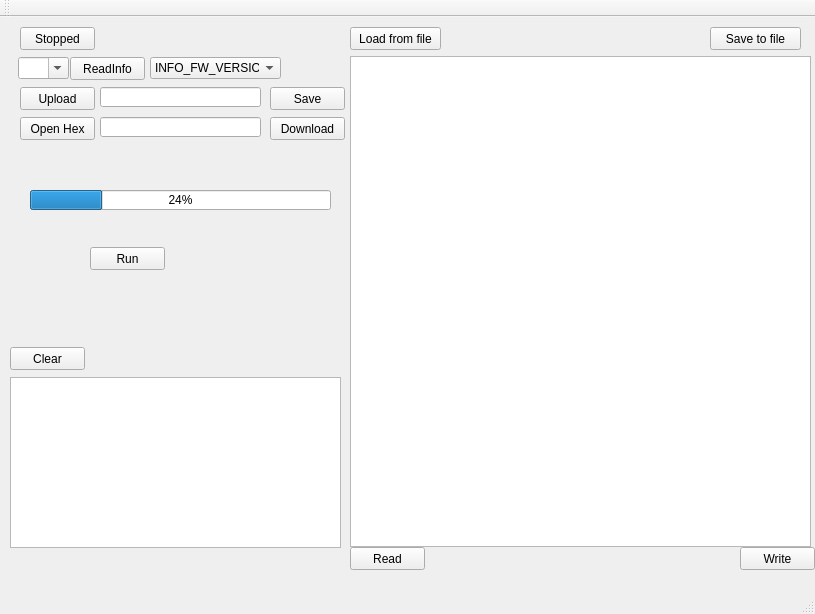
Old version of the form Host-qt/mainwindow.ui in the repository longhao666/2018033002bootloader.
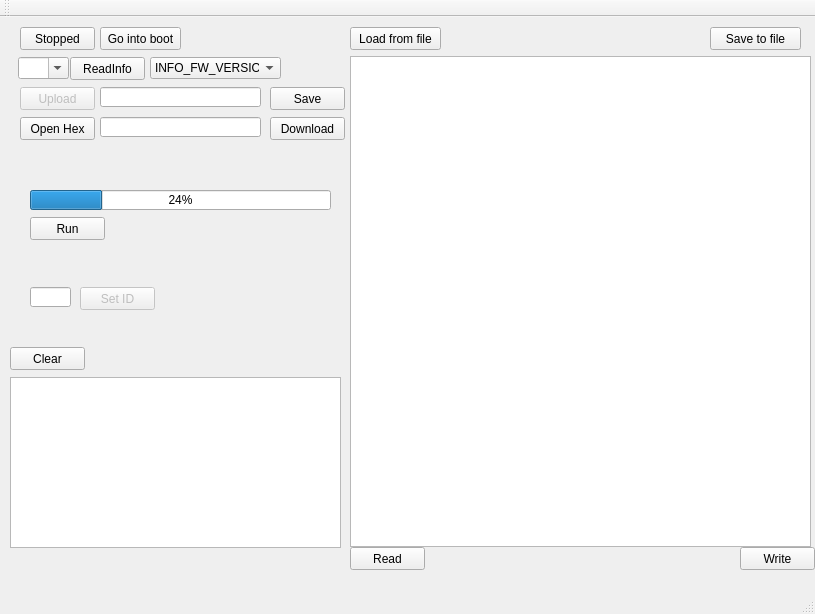
New version of the form.

Commit message: 增加 bootloader软件进入boot模式按键

Patch:
```diff
--- a/Host-qt/mainwindow.ui
+++ b/Host-qt/mainwindow.ui
@@ -77,6 +77,9 @@
     </property>
    </widget>
    <widget class="QPushButton" name="pBUpload">
+    <property name="enabled">
+     <bool>false</bool>
+    </property>
     <property name="geometry">
      <rect>
       <x>20</x>
@@ -271,8 +274,8 @@
    <widget class="QPushButton" name="pBSwitch2App">
     <property name="geometry">
      <rect>
-      <x>90</x>
-      <y>230</y>
+      <x>30</x>
+      <y>200</y>
       <width>75</width>
       <height>23</height>
      </rect>
@@ -281,6 +284,45 @@
      <string>Run</string>
     </property>
    </widget>
+   <widget class="QLineEdit" name="lESetId">
+    <property name="geometry">
+     <rect>
+      <x>30</x>
+      <y>270</y>
+      <width>41</width>
+      <height>20</height>
+     </rect>
+    </property>
+   </widget>
+   <widget class="QPushButton" name="pBSetNodeid">
+    <property name="enabled">
+     <bool>false</bool>
+    </property>
+    <property name="geometry">
+     <rect>
+      <x>80</x>
+      <y>270</y>
+      <width>75</width>
+      <height>23</height>
+     </rect>
+    </property>
+    <property name="text">
+     <string>Set ID</string>
+    </property>
+   </widget>
+   <widget class="QPushButton" name="pBSetBoot">
+    <property name="geometry">
+     <rect>
+      <x>100</x>
+      <y>10</y>
+      <width>81</width>
+      <height>23</height>
+     </rect>
+    </property>
+    <property name="text">
+     <string>Go into boot</string>
+    </property>
+   </widget>
   </widget>
   <widget class="QMenuBar" name="menuBar">
    <property name="geometry">
```
The commit also changes 7 other files.
